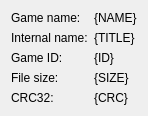
Above: Libretro/mgba/src/platform/qt/ROMInfo.ui from kiddreads/Avalon-copy2 before the change. Below: the same form after it.
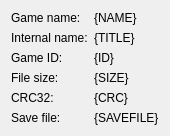
That is the form after the change.

Commit message: Qt: Plumb through some path info into the CoreController

```diff
--- a/Libretro/mgba/src/platform/qt/ROMInfo.ui
+++ b/Libretro/mgba/src/platform/qt/ROMInfo.ui
@@ -108,6 +108,20 @@
      </property>
     </widget>
    </item>
+   <item row="5" column="0">
+    <widget class="QLabel" name="label_6">
+     <property name="text">
+      <string>Save file:</string>
+     </property>
+    </widget>
+   </item>
+   <item row="5" column="1">
+    <widget class="QLabel" name="savefile">
+     <property name="text">
+      <string notr="true">{SAVEFILE}</string>
+     </property>
+    </widget>
+   </item>
   </layout>
  </widget>
  <resources/>
```
The commit also changes 4 other files.
